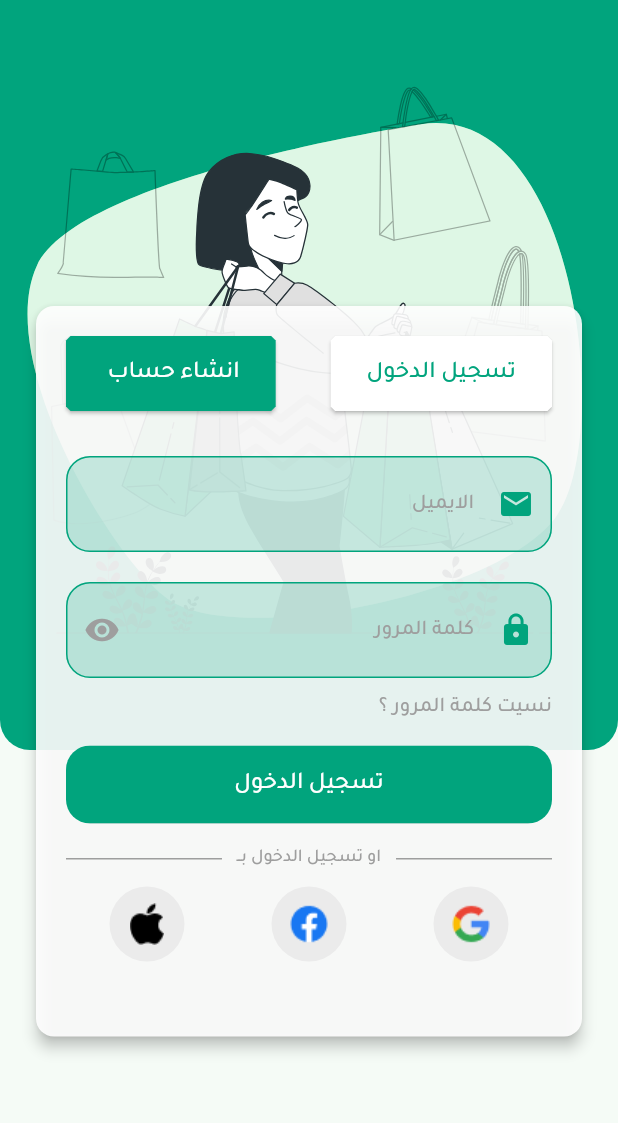
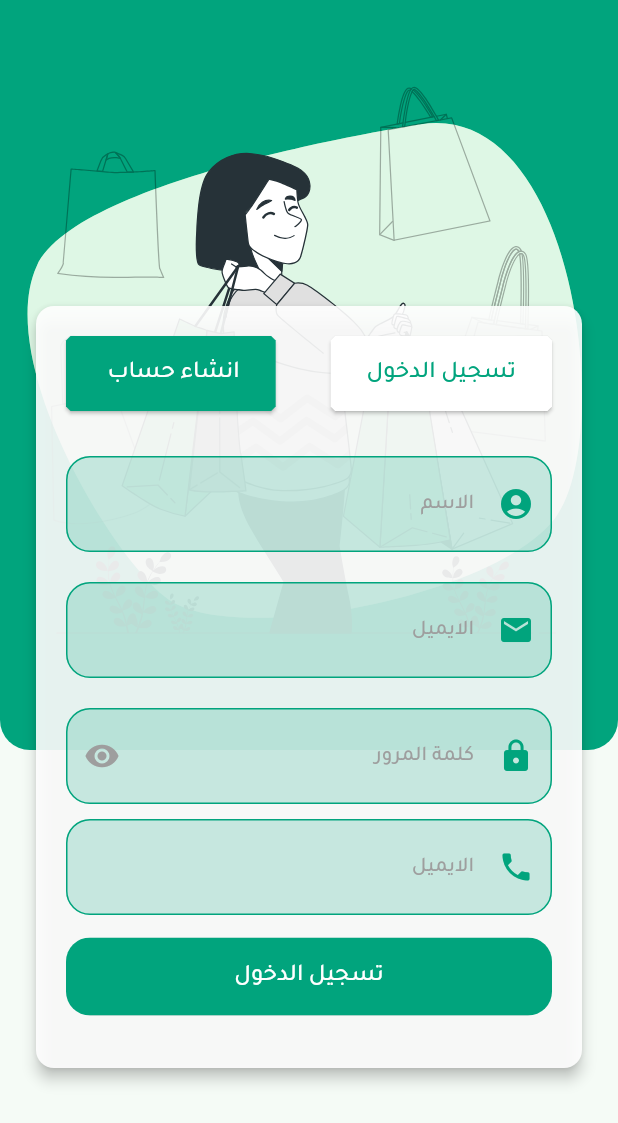
Before and after one commit to Ali-Alabsi/shoppingApp, a Flutter app: the screen it shows after launch, on a phone screen of 412 x 824 dp. Shown: the top 1123 px of the screen. Run offline on Flutter 3.47's test engine with Material 3 defaults, Android fonts, the phone set to English and light mode, and no system bars; our stand-ins replace bloc, dio, flutter_bloc, flutter_svg, shared_preferences.

Commit message:
-- Add Screen SignUp

```diff
--- /dev/null
+++ b/lib/controller/signup_controller/signup_cubit.dart
@@ -0,0 +1,25 @@
+import 'package:bloc/bloc.dart';
+import 'package:flutter/cupertino.dart';
+import 'package:flutter_bloc/flutter_bloc.dart';
+import 'package:meta/meta.dart';
+
+import '../../core/apis/api_consumer.dart';
+import '../login_controller/login_cubit.dart';
+
+part 'signup_state.dart';
+
+class SignupCubit extends Cubit<SignupState> {
+  SignupCubit(this.api) : super(SignupInitial());
+  static LoginCubit get(context) => BlocProvider.of(context);
+  final ApiConsumer api;
+  TextEditingController email = TextEditingController();
+  TextEditingController password = TextEditingController();
+  TextEditingController name = TextEditingController();
+  TextEditingController phone = TextEditingController();
+  bool isPasswordShowing = true;
+  void changePasswordVisibility(){
+    isPasswordShowing =!isPasswordShowing;
+    emit(IsPasswordShowing());
+  }
+
+}
--- /dev/null
+++ b/lib/controller/signup_controller/signup_state.dart
@@ -0,0 +1,17 @@
+part of 'signup_cubit.dart';
+
+@immutable
+sealed class SignupState {}
+
+final class SignupInitial extends SignupState {}
+
+class SignupLoading extends SignupState {}
+class SignupSuccess extends SignupState {}
+
+
+class SignupFailed extends SignupState {
+  final String errorMessage;
+  SignupFailed(this.errorMessage);
+}
+
+class IsPasswordShowing extends SignupState {}
--- a/lib/view/screen/login.dart
+++ b/lib/view/screen/login.dart
@@ -15,6 +15,7 @@ import '../../core/widget_share/app_text_form_filed.dart';
 import '../../core/widget_share/button.dart';
 import '../../core/widget_share/dialog_message_in_bottom.dart';
 import '../widget/login_widget.dart';
+import 'signup.dart';
 
 class Login extends StatelessWidget {
   const Login({super.key});
@@ -56,9 +57,10 @@ class Login extends StatelessWidget {
                               SizedBox(
                                 height: 30,
                               ),
-                              FormLoginScreen(
+                              LoginCubit.get(context).isLogin ? FormLoginScreen(
                                 state: state,
                               )
+                             : Signup()
                             ],
                           ),
                         ),
--- /dev/null
+++ b/lib/view/screen/signup.dart
@@ -0,0 +1,127 @@
+import 'package:dio/dio.dart';
+import 'package:flutter/material.dart';
+import 'package:flutter_bloc/flutter_bloc.dart';
+import 'package:shoping/controller/signup_controller/signup_cubit.dart';
+import 'package:shoping/core/apis/dio_consumer.dart';
+
+import '../../core/sharing/valid.dart';
+import '../../core/theming/colors.dart';
+import '../../core/theming/spaces.dart';
+import '../../core/theming/text_styles.dart';
+import '../../core/widget_share/app_text_form_filed.dart';
+import '../../core/widget_share/button.dart';
+
+class Signup extends StatelessWidget {
+  const Signup({super.key});
+
+  @override
+  Widget build(BuildContext context) {
+    return BlocProvider(
+  create: (context) => SignupCubit(DioConsumer(dio: Dio())),
+  child: BlocConsumer<SignupCubit, SignupState>(
+  listener: (context, state) {
+
+        },
+  builder: (context, state) {
+    return Column(
+      children: [
+        AppTextFormFiled(
+          spaceActive: true,
+          validator: (value) {
+            if (value =='') {
+              return 'يجب ادخال الاسم';
+            }
+            return null;
+          },
+          hintText: 'الاسم',
+          controller: SignupCubit.get(context).email,
+          prefixIcon: Icon(
+            Icons.account_circle,
+            color: ProjectColors.mainColor,
+          ),
+        ),
+        SizedBox(
+          height: 20,
+        ),
+        AppTextFormFiled(
+          validator: (value) {
+            if (!isEmail(value!)) {
+              return 'يجب ادخال الايمل بشكل صحيح';
+            }
+            return null;
+          },
+          hintText: 'الايميل',
+          controller: SignupCubit.get(context).email,
+          prefixIcon: Icon(
+            Icons.email,
+            color: ProjectColors.mainColor,
+          ),
+        ),
+        SizedBox(
+          height: 20,
+        ),
+        AppTextFormFiled(
+          validator: (value) {
+            if (value == '') {
+              return 'يجب ادخال كلمة المرور ';
+            }
+            return null;
+          },
+          hintText: 'كلمة المرور',
+          controller: SignupCubit.get(context).password,
+          obscureText: SignupCubit.get(context).isPasswordShowing,
+          prefixIcon: Icon(Icons.lock, color: ProjectColors.mainColor),
+          suffixIcon: IconButton(
+            onPressed: () {
+              SignupCubit.get(context).changePasswordVisibility();
+            },
+            icon: Icon(SignupCubit.get(context).isPasswordShowing ? Icons.visibility : Icons.visibility_off, color: ProjectColors.greyColor),
+          ),
+        ),
+        SizedBox(
+          height: 10,
+        ),
+        AppTextFormFiled(
+          validator: (value) {
+            if (value =='') {
+              return 'يجب ادخال الرقم بشكل صحيح';
+            }
+            return null;
+          },
+          hintText: 'الايميل',
+          keyboardType:  TextInputType.number,
+          controller: SignupCubit.get(context).email,
+          prefixIcon: Icon(
+            Icons.phone,
+            color: ProjectColors.mainColor,
+          ),
+        ),
+
+        SizedBox(
+          height: 15,
+        ),
+        state is SignupLoading
+            ? Center(child: CircularProgressIndicator())
+            : MainButton(
+          name: 'تسجيل الدخول',
+          onPressed: () {
+            if (SignupCubit.get(context)
+                .formLogin
+                .currentState!
+                .validate()) {
+              SignupCubit.get(context).login();
+            }
+          },
+          margin: EdgeInsets.all(0),
+        ),
+        SizedBox(
+          height: 15,
+        ),
+
+      ],
+    );
+  },
+),
+);
+  }
+}
```
Also changed, not shown: Screenshot_20241011_102822.png (added), Screenshot_20241011_102842.png (added).
